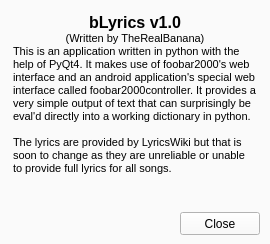
Above: source_ui/about_pane.ui from TheRealBanana/bLyrics before the change. Below: the same form after it.
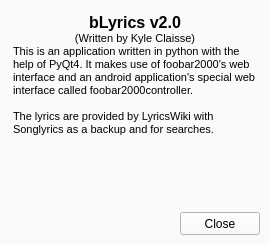
That is the form after the change.

Commit message: bLyrics 2.0 Beta 1

Diff of the .ui file:
```diff
--- a/source_ui/about_pane.ui
+++ b/source_ui/about_pane.ui
@@ -51,11 +51,11 @@
 &lt;html&gt;&lt;head&gt;&lt;meta name=&quot;qrichtext&quot; content=&quot;1&quot; /&gt;&lt;style type=&quot;text/css&quot;&gt;
 p, li { white-space: pre-wrap; }
 &lt;/style&gt;&lt;/head&gt;&lt;body style=&quot; font-family:'MS Shell Dlg 2'; font-size:8.25pt; font-weight:400; font-style:normal;&quot;&gt;
-&lt;p align=&quot;center&quot; style=&quot; margin-top:0px; margin-bottom:0px; margin-left:0px; margin-right:0px; -qt-block-indent:0; text-indent:0px;&quot;&gt;&lt;span style=&quot; font-size:12pt; font-weight:600;&quot;&gt;bLyrics v1.0&lt;/span&gt;&lt;/p&gt;
-&lt;p align=&quot;center&quot; style=&quot; margin-top:0px; margin-bottom:0px; margin-left:0px; margin-right:0px; -qt-block-indent:0; text-indent:0px;&quot;&gt;&lt;span style=&quot; font-size:8pt;&quot;&gt;(Written by TheRealBanana)&lt;/span&gt;&lt;/p&gt;
-&lt;p style=&quot; margin-top:0px; margin-bottom:0px; margin-left:0px; margin-right:0px; -qt-block-indent:0; text-indent:0px;&quot;&gt;&lt;span style=&quot; font-size:8pt;&quot;&gt;This is an application written in python with the help of PyQt4. It makes use of foobar2000's web interface and an android application's special web interface called foobar2000controller. It provides a very simple output of text that can surprisingly be eval'd directly into a working dictionary in python. &lt;/span&gt;&lt;/p&gt;
+&lt;p align=&quot;center&quot; style=&quot; margin-top:0px; margin-bottom:0px; margin-left:0px; margin-right:0px; -qt-block-indent:0; text-indent:0px;&quot;&gt;&lt;span style=&quot; font-size:12pt; font-weight:600;&quot;&gt;bLyrics v2.0&lt;/span&gt;&lt;/p&gt;
+&lt;p align=&quot;center&quot; style=&quot; margin-top:0px; margin-bottom:0px; margin-left:0px; margin-right:0px; -qt-block-indent:0; text-indent:0px;&quot;&gt;&lt;span style=&quot; font-size:8pt;&quot;&gt;(Written by Kyle Claisse)&lt;/span&gt;&lt;/p&gt;
+&lt;p style=&quot; margin-top:0px; margin-bottom:0px; margin-left:0px; margin-right:0px; -qt-block-indent:0; text-indent:0px;&quot;&gt;&lt;span style=&quot; font-size:8pt;&quot;&gt;This is an application written in python with the help of PyQt4. It makes use of foobar2000's web interface and an android application's special web interface called foobar2000controller.&lt;/span&gt;&lt;/p&gt;
 &lt;p style=&quot;-qt-paragraph-type:empty; margin-top:0px; margin-bottom:0px; margin-left:0px; margin-right:0px; -qt-block-indent:0; text-indent:0px; font-size:8pt;&quot;&gt;&lt;br /&gt;&lt;/p&gt;
-&lt;p style=&quot; margin-top:0px; margin-bottom:0px; margin-left:0px; margin-right:0px; -qt-block-indent:0; text-indent:0px;&quot;&gt;&lt;span style=&quot; font-size:8pt;&quot;&gt;The lyrics are provided by LyricsWiki but that is soon to change as they are unreliable or unable to provide full lyrics for all songs. &lt;/span&gt;&lt;/p&gt;&lt;/body&gt;&lt;/html&gt;</string>
+&lt;p style=&quot; margin-top:0px; margin-bottom:0px; margin-left:0px; margin-right:0px; -qt-block-indent:0; text-indent:0px;&quot;&gt;&lt;span style=&quot; font-size:8pt;&quot;&gt;The lyrics are provided by LyricsWiki with Songlyrics as a backup and for searches.&lt;/span&gt;&lt;/p&gt;&lt;/body&gt;&lt;/html&gt;</string>
    </property>
    <property name="textInteractionFlags">
     <set>Qt::NoTextInteraction</set>
```
The commit also changes 21 other files.
